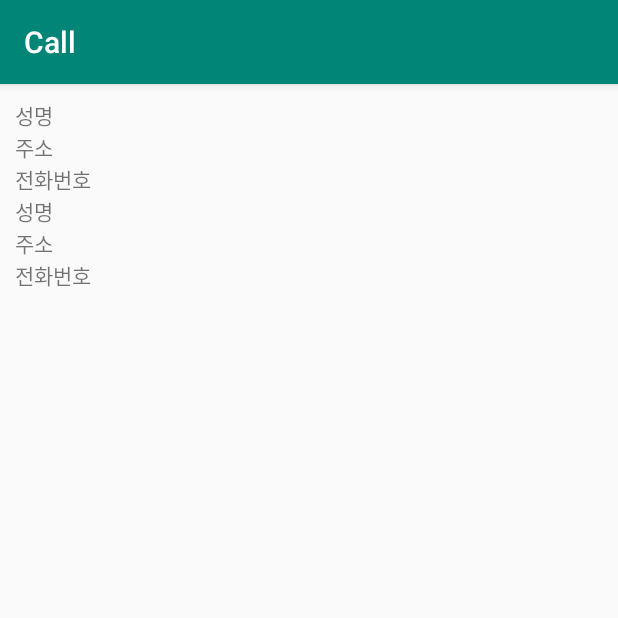
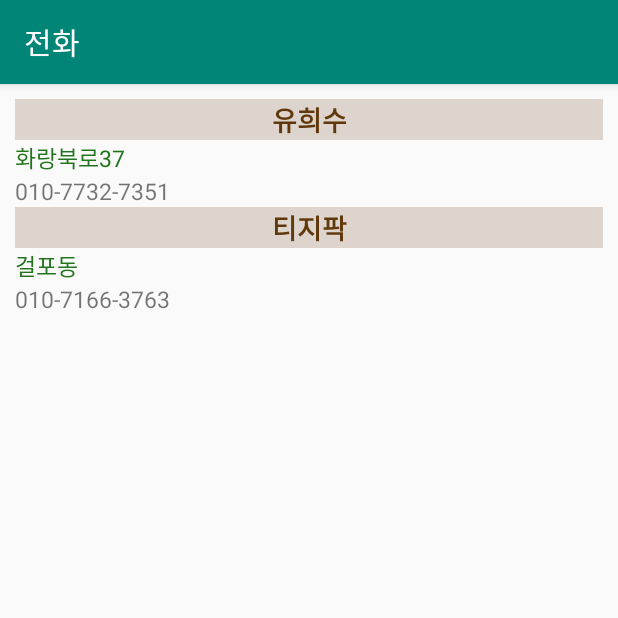
Before and after one commit to tgparkk/StepByStepAndroid, an Android app: the screen it shows after launch (MainActivity), on a phone screen of 412 x 824 dp, the top half of it. Run offline under Robolectric (Android 15) with nearby library versions, the phone set to English and light mode, and no system bars.

Commit message:
2019/09/29 call 수정

```diff
--- a/Call/app/src/main/res/layout/activity_main.xml
+++ b/Call/app/src/main/res/layout/activity_main.xml
@@ -3,32 +3,40 @@
     android:layout_width="match_parent"
     android:layout_height="match_parent"
     android:orientation="vertical"
+    android:paddingTop="10dp"
     android:paddingBottom="10dp"
     android:paddingLeft="10dp"
-    android:paddingRight="10dp"
-    android:paddingTop="10dp" >
+    android:paddingRight="10dp">
 
     <LinearLayout
         android:layout_width="match_parent"
         android:layout_height="wrap_content"
         android:orientation="vertical"
         android:id="@+id/item01"
-        android:tag="전화번호"
+        android:tag="@string/tel01"
         android:clickable="true"
         android:onClick="call" >
+
         <TextView
             android:layout_width="match_parent"
             android:layout_height="wrap_content"
-            android:text="성명"/>
+            android:text="@string/name01"
+            android:textSize="18sp"
+            android:gravity="center"
+            android:textStyle="bold"
+            android:textColor="#61380B"
+            android:background="#3061380B" />
         <TextView
             android:layout_width="match_parent"
             android:layout_height="wrap_content"
-            android:text="주소"/>
+            android:text="@string/address01"
+            android:textSize="15sp"
+            android:textColor="#22741C" />
         <TextView
             android:layout_width="match_parent"
             android:layout_height="wrap_content"
-            android:text="전화번호"/>
-
+            android:text="@string/tel01"
+            android:textSize="15sp"  />
     </LinearLayout>
 
     <LinearLayout
@@ -36,22 +44,30 @@
         android:layout_height="wrap_content"
         android:orientation="vertical"
         android:id="@+id/item02"
-        android:tag="02"
+        android:tag="@string/tel02"
         android:clickable="true"
-        android:onClick="displayPicture" >
+        android:onClick="call" >
 
         <TextView
             android:layout_width="match_parent"
             android:layout_height="wrap_content"
-            android:text="성명"/>
+            android:text="@string/name02"
+            android:textSize="18sp"
+            android:gravity="center"
+            android:textStyle="bold"
+            android:textColor="#61380B"
+            android:background="#3061380B" />
         <TextView
             android:layout_width="match_parent"
             android:layout_height="wrap_content"
-            android:text="주소"/>
+            android:text="@string/address02"
+            android:textSize="15sp"
+            android:textColor="#22741C" />
         <TextView
             android:layout_width="match_parent"
             android:layout_height="wrap_content"
-            android:text="전화번호"/>
+            android:text="@string/tel02"
+            android:textSize="15sp"  />
+    </LinearLayout>
 
-    </LinearLayout>
 </LinearLayout>
--- a/Call/app/src/main/res/values/strings.xml
+++ b/Call/app/src/main/res/values/strings.xml
@@ -1,3 +1,12 @@
 <resources>
-    <string name="app_name">Call</string>
+    <string name="app_name">전화</string>
+
+    <string name="name01">유희수</string>
+    <string name="address01">화랑북로37</string>
+    <string name="tel01">010-7732-7351</string>
+
+    <string name="name02">티지팍</string>
+    <string name="address02">걸포동</string>
+    <string name="tel02">010-7166-3763</string>
+
 </resources>
```
Also changed, not shown: Call/app/src/main/java/com/example/call/MainActivity.java (+74 -12 lines).
